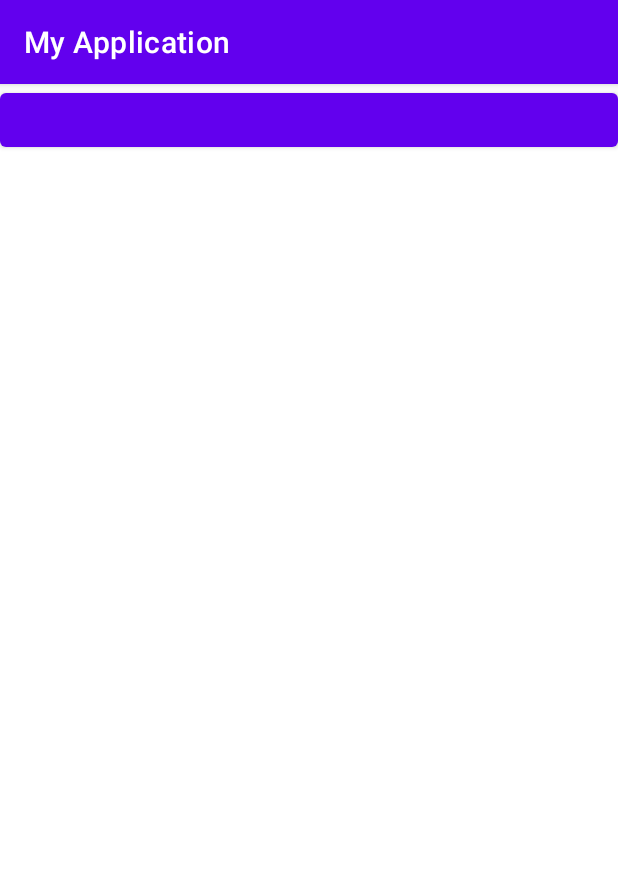
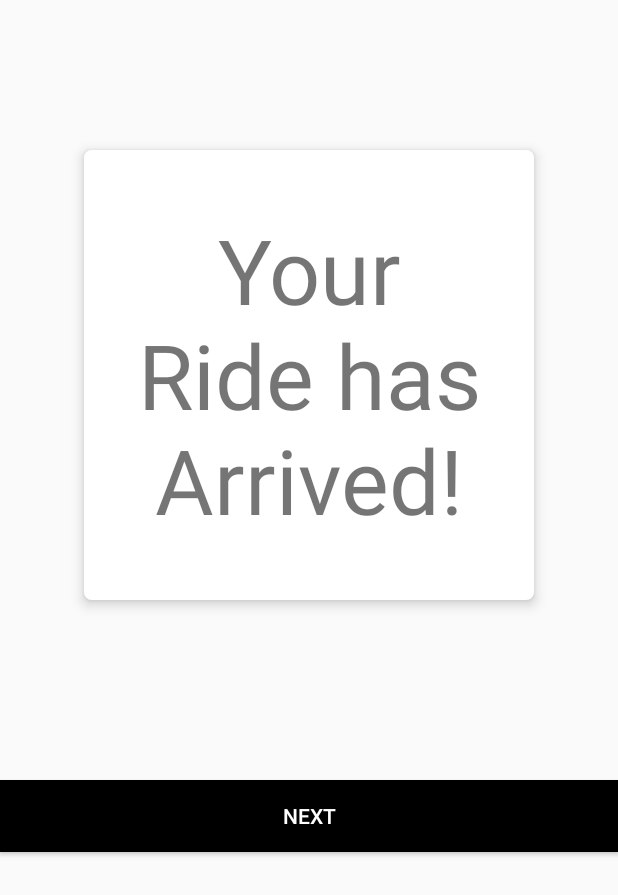
Before and after one commit to ananya010103/Olbur, an Android app: the screen it shows after launch (MainActivity), on a phone screen of 412 x 824 dp. Shown: the top 895 px of the screen. Run offline under Robolectric (Android 15) with nearby library versions, the phone set to English and light mode, and no system bars.

Commit message:
Some additional changes related to UI

```diff
--- a/app/build.gradle
+++ b/app/build.gradle
@@ -37,6 +37,7 @@ dependencies {
     implementation platform('com.google.firebase:firebase-bom:30.0.1')
     implementation 'com.google.firebase:firebase-auth'
     implementation 'com.google.firebase:firebase-firestore'
+    implementation 'com.google.firebase:firebase-database:20.0.5'
 
     def cameraxVersion = "1.1.0-alpha05"
     implementation "androidx.camera:camera-core:${cameraxVersion}"
--- a/app/src/main/AndroidManifest.xml
+++ b/app/src/main/AndroidManifest.xml
@@ -14,7 +14,7 @@
         android:label="@string/app_name"
         android:roundIcon="@mipmap/ic_launcher_round"
         android:supportsRtl="true"
-        android:theme="@style/Theme.MyApplication">
+        android:theme="@style/Theme.AppCompat.Light.NoActionBar">
         <activity
             android:name=".Activity1"
             android:exported="false" />
--- a/app/src/main/java/com/example/myapplication/MainActivity.java
+++ b/app/src/main/java/com/example/myapplication/MainActivity.java
@@ -11,6 +11,7 @@ import android.os.Bundle;
 import android.os.StrictMode;
 import android.view.View;
 import android.widget.Button;
+import android.widget.TextView;
 
 public class MainActivity extends AppCompatActivity {
     Button button_nxt;
--- /dev/null
+++ b/app/src/main/res/drawable/shadow.xml
@@ -0,0 +1,7 @@
+<?xml version="1.0" encoding="utf-8"?>
+
+    <shape xmlns:android="http://schemas.android.com/apk/res/android"
+        android:shape="rectangle">
+        <solid android:color="@color/white" />
+        <corners android:radius="5dp" />
+    </shape>
--- a/app/src/main/res/layout/activity_main.xml
+++ b/app/src/main/res/layout/activity_main.xml
@@ -1,15 +1,46 @@
 <?xml version="1.0" encoding="utf-8"?>
 <androidx.constraintlayout.widget.ConstraintLayout xmlns:android="http://schemas.android.com/apk/res/android"
-    xmlns:app="http://schemas.android.com/apk/res-auto"
     xmlns:tools="http://schemas.android.com/tools"
     android:layout_width="match_parent"
     android:layout_height="match_parent"
+    xmlns:app="http://schemas.android.com/apk/res-auto"
     tools:context=".MainActivity">
+    <LinearLayout
+        android:layout_width="match_parent"
+        android:layout_height="0dp"
+        android:orientation="vertical"
+        android:weightSum="100"
+        app:layout_constraintBottom_toBottomOf="parent"
+        app:layout_constraintEnd_toEndOf="parent"
+        app:layout_constraintStart_toStartOf="parent"
+        app:layout_constraintTop_toTopOf="parent">
 
-    <Button
-        android:id="@+id/button_nxt"
-        android:layout_width="match_parent"
-        android:layout_height="wrap_content"
-        tools:ignore="MissingConstraints" />
+        <TextView
+            android:id="@+id/text_ride"
+            android:layout_width="300dp"
+            android:layout_height="300dp"
+            android:background="@drawable/shadow"
+            android:elevation="5dp"
+            android:gravity="center"
+            android:layout_gravity="center"
+            android:layout_marginTop="100dp"
+            android:text="@string/your_ride_has_arrived"
+            android:textAlignment="center"
+            android:textSize="60dp"
+            tools:ignore="MissingConstraints" />
+
+
+        <Button
+            android:id="@+id/button_nxt"
+            android:layout_width="match_parent"
+            android:layout_height="wrap_content"
+            android:layout_marginTop="120dp"
+            android:background="@color/black"
+            android:elevation="5dp"
+            android:text="@string/next"
+            android:textColor="@color/white"
+            tools:ignore="MissingConstraints" />
+
+    </LinearLayout>
 
 </androidx.constraintlayout.widget.ConstraintLayout>
--- a/app/src/main/res/values/colors.xml
+++ b/app/src/main/res/values/colors.xml
@@ -7,4 +7,6 @@
     <color name="teal_700">#FF018786</color>
     <color name="black">#FF000000</color>
     <color name="white">#FFFFFFFF</color>
+    <color name="red">#db5a6b</color>
+    <color name="green">#81c639</color>
 </resources>
--- a/app/src/main/res/values/strings.xml
+++ b/app/src/main/res/values/strings.xml
@@ -1,4 +1,6 @@
 <resources>
     <string name="app_name">My Application</string>
     <string name="verify">VERIFY</string>
+    <string name="your_ride_has_arrived">Your Ride has Arrived!</string>
+    <string name="next">NEXT</string>
 </resources>
```
Also changed, not shown: app/src/main/java/com/example/myapplication/Activity1.java (+55 -19 lines), app/src/main/java/com/example/myapplication/Face_api.java (+14 -11 lines), app/src/main/res/layout/activity_1.xml (+42 -18 lines).
